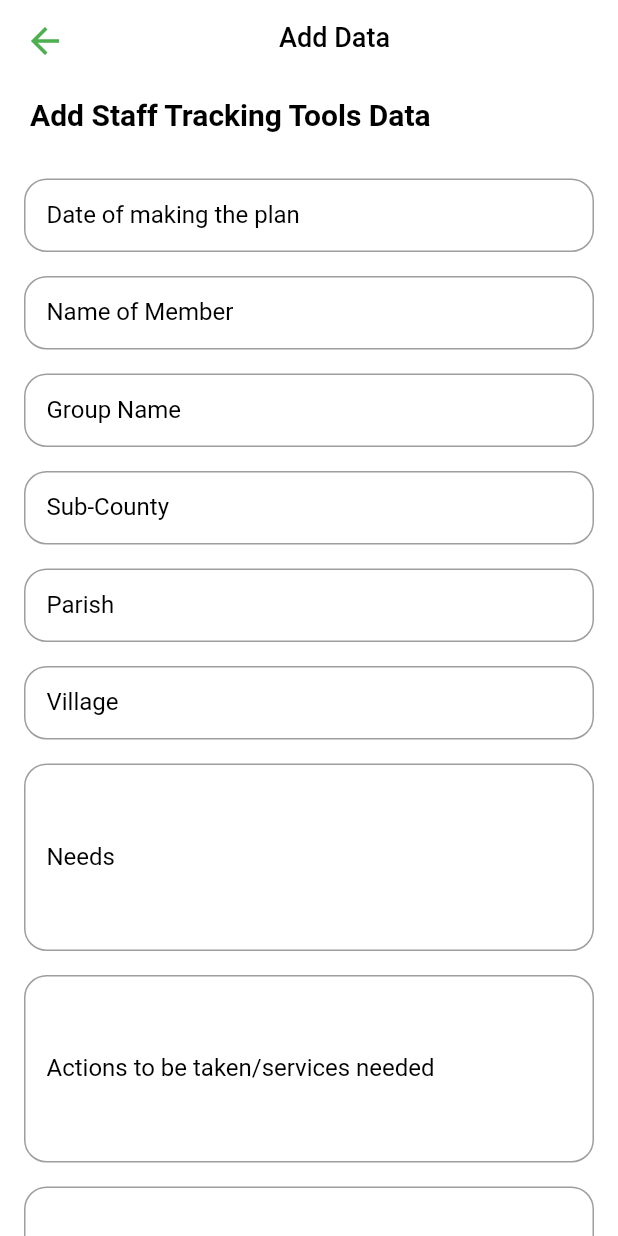
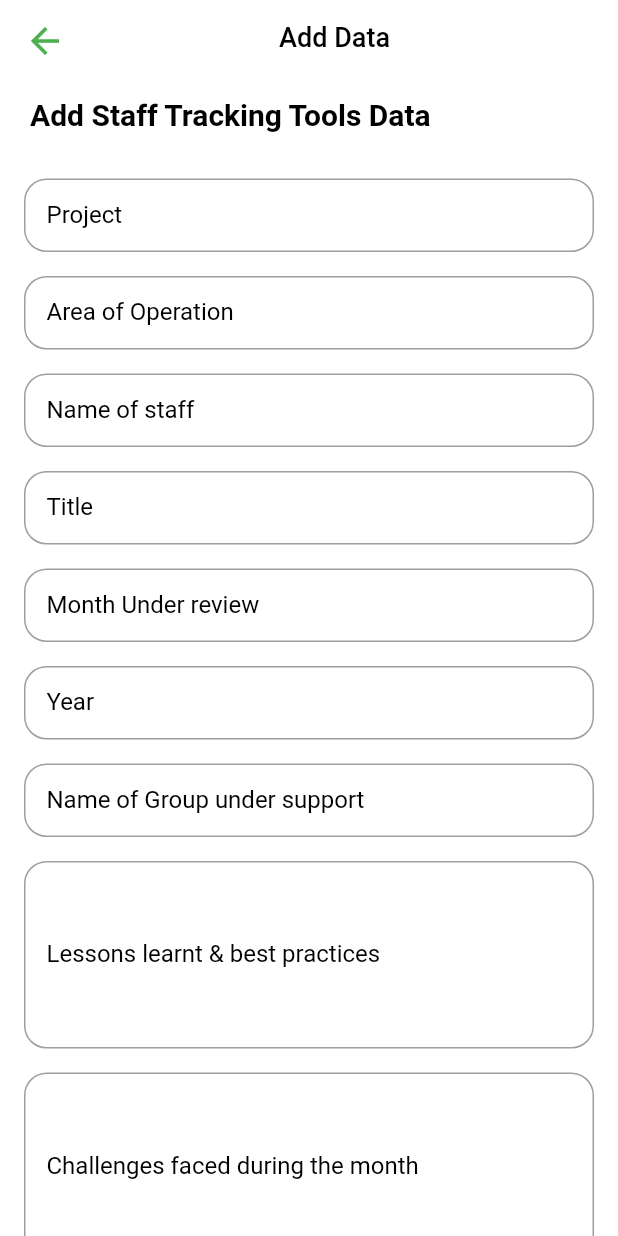
Before and after one commit to occn8/ucaa_datamgt, a Flutter app: the AddStaffTrack screen opened directly with empty values, on a phone screen of 412 x 824 dp. Run offline on Flutter 3.47's test engine with Material 2 defaults, Android fonts, the light colour scheme and no system bars; our stand-ins replace cloud_firestore, firebase_auth, firebase_core, flutter_speed_dial, get, shared_preferences; accounts and stored records are empty.

Commit message:
staffttable

```diff
--- a/lib/screens/addData/add_stafftrack.dart
+++ b/lib/screens/addData/add_stafftrack.dart
@@ -328,24 +328,27 @@ class _AddStaffTrackState extends State<AddStaffTrack> {
   Column formColumn(BuildContext context) {
     return Column(
       children: [
-        buildTextFormField(context, _projectController,
-            'Date of making the plan', "21/2/2021"),
+        buildTextFormField(context, _projectController, 'Project', ""),
         buildTextFormField(
-            context, _areaOfOpController, 'Name of Member', "name"),
-        buildTextFormField(context, _staffNameController, 'Group Name', ""),
+            context, _areaOfOpController, 'Area of Operation', ""),
+        buildTextFormField(context, _staffNameController, 'Name of staff', ""),
+        buildTextFormField(context, _titleController, 'Title', ""),
         buildTextFormField(
-            context, _monthUnderReviewController, 'Sub-County', ""),
-        buildTextFormField(context, _yearController, 'Parish', ""),
-        buildTextFormField(context, _grpNameController, 'Village', ""),
-        buildTextFormField(context, _lessonsLearntController, 'Needs', "",
+            context, _monthUnderReviewController, 'Month Under review', ""),
+        buildTextFormField(context, _yearController, 'Year', ""),
+        buildTextFormField(
+            context, _grpNameController, 'Name of Group under support', ""),
+        buildTextFormField(context, _lessonsLearntController,
+            'Lessons learnt & best practices', "",
             mxl: 5),
         buildTextFormField(context, _challengesFacedController,
-            'Actions to be taken/services needed', "",
+            'Challenges faced during the month', "",
+            mxl: 5),
+        buildTextFormField(context, _possibleSolutionController,
+            'Possible solutions suggested', "",
             mxl: 5),
         buildTextFormField(
-            context, _possibleSolutionController, 'Title & Name of staff', "",
-            mxl: 5),
-        buildTextFormField(context, _dateController, 'Date', "30/3/2021"),
+            context, _dateController, 'Date of reporting', "30/3/2021"),
       ],
     );
   }
```
Also changed, not shown: lib/widgets/tables/staff_track_table.dart (+31 -30 lines).
